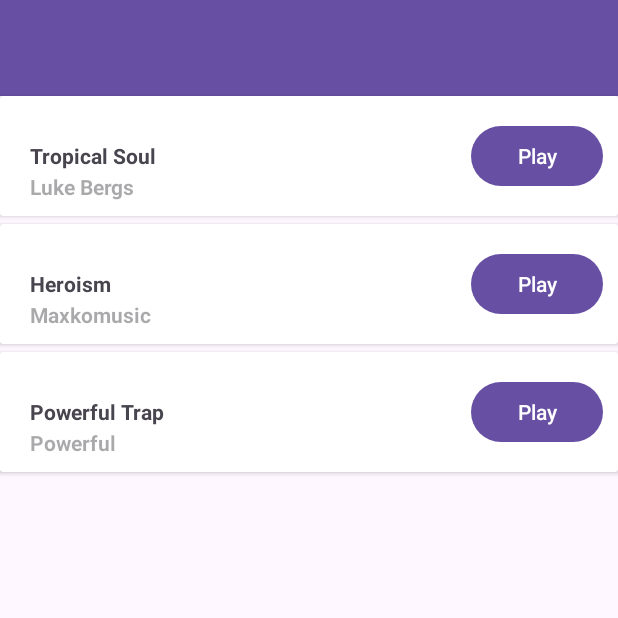
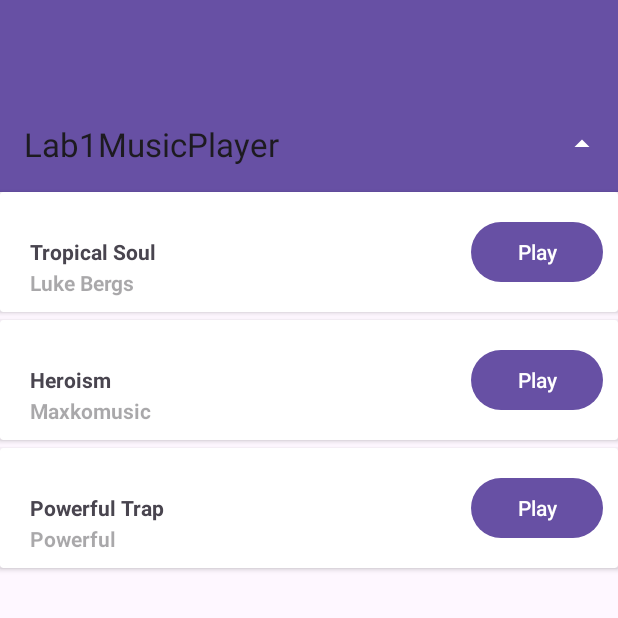
Before and after one commit to joelharris109/IT617Lab1MusicPlayer, an Android app: the screen it shows after launch (MainActivity), on a phone screen of 412 x 824 dp, the top half of it. Run offline under Robolectric (Android 15) with nearby library versions, the phone set to English and light mode, and no system bars.

Commit message:
Intent now working, with icon visible

```diff
--- a/app/src/main/java/com/joelharris/lab1musicplayer/MainActivity.java
+++ b/app/src/main/java/com/joelharris/lab1musicplayer/MainActivity.java
@@ -3,6 +3,7 @@ package com.joelharris.lab1musicplayer;
 import android.content.Intent;
 import android.media.MediaPlayer;
 import android.os.Bundle;
+import android.view.Menu;
 import android.view.MenuItem;
 import android.view.View;
 import android.widget.ArrayAdapter;
@@ -24,7 +25,7 @@ public class MainActivity extends AppCompatActivity {
         super.onCreate(savedInstanceState);
         EdgeToEdge.enable(this);
         setContentView(R.layout.activity_main);
-        Toolbar toolbar = findViewById(R.id.action_playing);
+        Toolbar toolbar = findViewById(R.id.toolbar);
         setSupportActionBar(toolbar);
         ViewCompat.setOnApplyWindowInsetsListener(findViewById(R.id.main), (v, insets) -> {
             Insets systemBars = insets.getInsets(WindowInsetsCompat.Type.systemBars());
@@ -33,6 +34,11 @@ public class MainActivity extends AppCompatActivity {
         });
     }
 
+    public boolean onCreateOptionsMenu(Menu menu)
+    {
+        getMenuInflater().inflate(R.menu.menu_main, menu);
+        return super.onCreateOptionsMenu(menu);
+    }
     @Override
     public boolean onOptionsItemSelected( @NonNull MenuItem item) {
         if(item.getItemId() == R.id.action_playing){
@@ -48,5 +54,15 @@ public class MainActivity extends AppCompatActivity {
         mediaPlayer.start();
     }
 
+    public void Soundtrack2(View view) {
+        MediaPlayer mediaPlayer = MediaPlayer.create(this, R.raw.maxkomusic_heroism);
+        mediaPlayer.start();
+    }
+
+    public void Soundtrack3(View view) {
+        MediaPlayer mediaPlayer = MediaPlayer.create(this, R.raw.powerful_trap);
+        mediaPlayer.start();
+    }
+
 
 }
--- a/app/src/main/res/layout/activity_main.xml
+++ b/app/src/main/res/layout/activity_main.xml
@@ -11,7 +11,14 @@
 
     <include
         layout="@layout/toolbar_main"
-        android:id="@+id/toolbar"/>
+        android:id="@+id/action_playing"/>
+
+    <androidx.appcompat.widget.Toolbar
+        android:layout_width="match_parent"
+        android:layout_height="?attr/actionBarSize"
+        android:theme="@style/ThemeOverlay.AppCompat.ActionBar"
+        android:id="@+id/toolbar"
+        android:background="?attr/colorPrimary"/>
 
     <androidx.cardview.widget.CardView
         android:layout_width="match_parent"
@@ -84,7 +91,8 @@
             android:layout_height="wrap_content"
             android:text="@string/play"
             android:layout_marginEnd="10dp"
-            android:layout_gravity="end|center"/>
+            android:layout_gravity="end|center"
+            android:onClick="Soundtrack2"/>
     </androidx.cardview.widget.CardView>
 
 
@@ -121,7 +129,8 @@
             android:layout_height="wrap_content"
             android:text="@string/play"
             android:layout_marginEnd="10dp"
-            android:layout_gravity="end|center"/>
+            android:layout_gravity="end|center"
+            android:onClick="Soundtrack3"/>
     </androidx.cardview.widget.CardView>
 
 </LinearLayout>
--- a/app/src/main/res/menu/menu_main.xml
+++ b/app/src/main/res/menu/menu_main.xml
@@ -5,6 +5,9 @@
     <item android:title="nowPlaying"
         android:id="@+id/action_playing"
         android:icon="@drawable/baseline_arrow_drop_up_24"
+        android:layout_width="match_parent"
+        android:layout_height="?attr/actionBarSize"
+        android:theme="@style/ThemeOverlay.AppCompat.ActionBar"
         app:showAsAction="ifRoom"
         android:orderInCategory="1"/>
 </menu>
```
